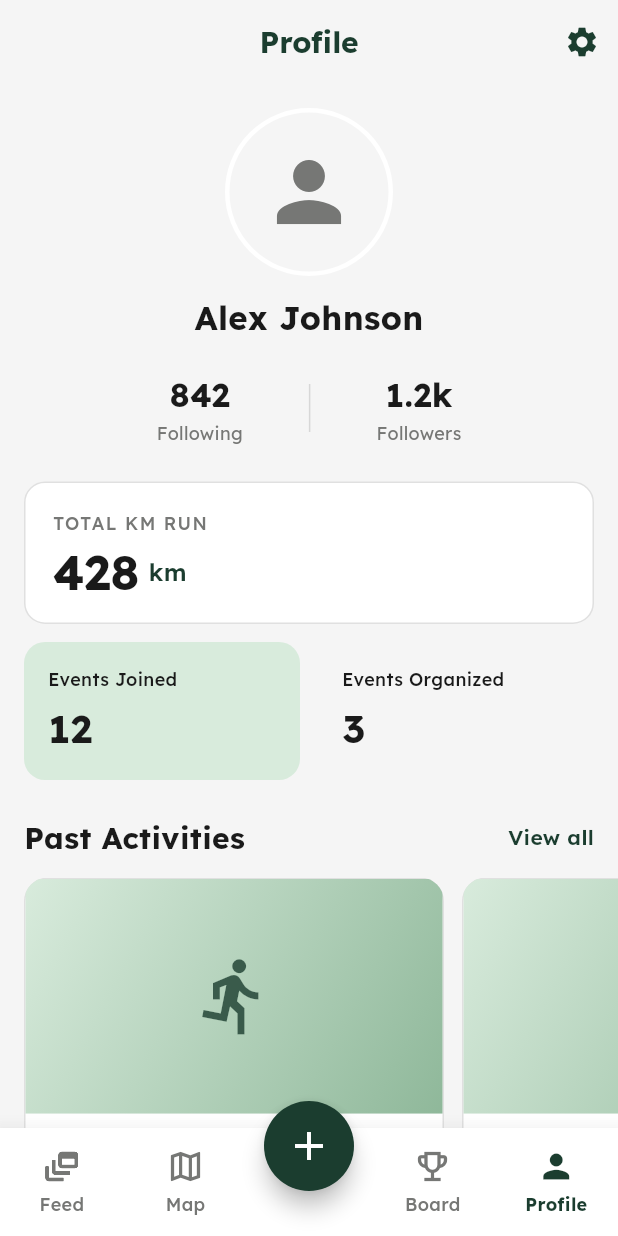
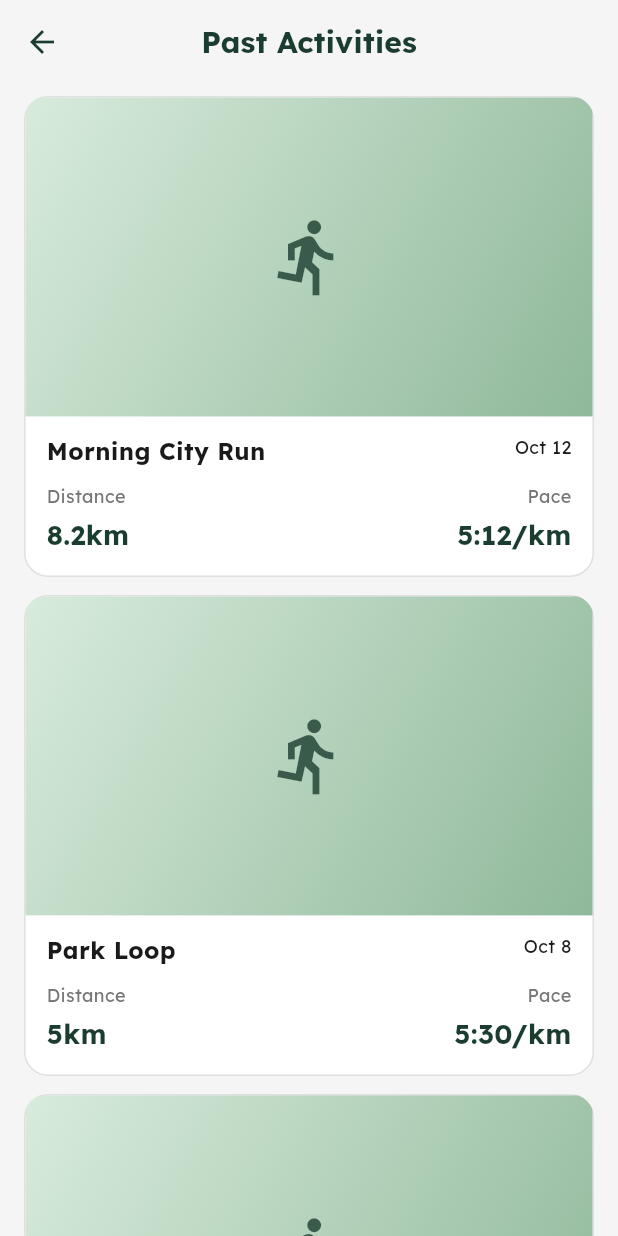
Before and after one commit to SivaramNalliboyana/RunConnect, a Flutter app: the ProfilePage screen opened by its route, after a tap on "View all", on a phone screen of 412 x 824 dp. Run offline on Flutter 3.47's test engine with Material 3 defaults, Android fonts, the light colour scheme and no system bars; our stand-ins replace flutter_bloc, flutter_dotenv, go_router, image_picker, supabase_flutter; accounts and stored records are empty.

Commit message:
view past activites

```diff
--- a/lib/core/router/app_router.dart
+++ b/lib/core/router/app_router.dart
@@ -9,6 +9,7 @@ import 'package:runconnect/features/event/presentation/pages/create_event_page.d
 import 'package:runconnect/features/feed/presentation/pages/feed_page.dart';
 import 'package:runconnect/features/map/presentation/pages/map_page.dart';
 import 'package:runconnect/features/profile/presentation/pages/follow_list_page.dart';
+import 'package:runconnect/features/profile/presentation/pages/past_activities_page.dart';
 import 'package:runconnect/features/profile/presentation/pages/profile_page.dart';
 
 final _rootNavigatorKey = GlobalKey<NavigatorState>();
@@ -45,6 +46,11 @@ final appRouter = GoRouter(
       parentNavigatorKey: _rootNavigatorKey,
       builder: (context, state) =>
           const FollowListPage(mode: FollowListMode.followers),
+    ),
+    GoRoute(
+      path: '/profile/past-activities',
+      parentNavigatorKey: _rootNavigatorKey,
+      builder: (context, state) => const PastActivitiesPage(),
     ),
     StatefulShellRoute.indexedStack(
       builder: (context, state, navigationShell) =>
--- /dev/null
+++ b/lib/features/profile/presentation/pages/past_activities_page.dart
@@ -0,0 +1,101 @@
+import 'package:flutter/material.dart';
+import 'package:go_router/go_router.dart';
+import 'package:runconnect/core/theme/app_colors.dart';
+import 'package:runconnect/features/profile/domain/entities/past_activity.dart';
+import 'package:runconnect/features/profile/presentation/widgets/past_activity_card.dart';
+
+class PastActivitiesPage extends StatelessWidget {
+  const PastActivitiesPage({super.key});
+
+  @override
+  Widget build(BuildContext context) {
+    return Scaffold(
+      backgroundColor: AppColors.surfaceVariant,
+      appBar: AppBar(
+        backgroundColor: AppColors.surfaceVariant,
+        elevation: 0,
+        centerTitle: true,
+        leading: IconButton(
+          icon: const Icon(Icons.arrow_back, color: AppColors.primary),
+          onPressed: () => context.pop(),
+        ),
+        title: const Text(
+          'Past Activities',
+          style: TextStyle(
+            color: AppColors.primary,
+            fontWeight: FontWeight.w700,
+            fontSize: 20,
+          ),
+        ),
+      ),
+      body: SafeArea(
+        child: ListView.separated(
+          padding: const EdgeInsets.fromLTRB(16, 8, 16, 24),
+          itemCount: _mockActivities.length,
+          separatorBuilder: (_, __) => const SizedBox(height: 12),
+          itemBuilder: (_, i) =>
+              PastActivityCard(activity: _mockActivities[i]),
+        ),
+      ),
+    );
+  }
+}
+
+final _mockActivities = <PastActivity>[
+  PastActivity(
+    id: '1',
+    title: 'Morning City Run',
+    date: DateTime(2025, 10, 12),
+    distanceKm: 8.2,
+    paceSecondsPerKm: 312,
+  ),
+  PastActivity(
+    id: '2',
+    title: 'Park Loop',
+    date: DateTime(2025, 10, 8),
+    distanceKm: 5.0,
+    paceSecondsPerKm: 330,
+  ),
+  PastActivity(
+    id: '3',
+    title: 'Riverside Long Run',
+    date: DateTime(2025, 10, 3),
+    distanceKm: 12.5,
+    paceSecondsPerKm: 348,
+  ),
+  PastActivity(
+    id: '4',
+    title: 'Hill Repeats',
+    date: DateTime(2025, 9, 28),
+    distanceKm: 6.4,
+    paceSecondsPerKm: 295,
+  ),
+  PastActivity(
+    id: '5',
+    title: 'Easy Recovery',
+    date: DateTime(2025, 9, 24),
+    distanceKm: 4.0,
+    paceSecondsPerKm: 372,
+  ),
+  PastActivity(
+    id: '6',
+    title: 'Tempo Run',
+    date: DateTime(2025, 9, 20),
+    distanceKm: 9.1,
+    paceSecondsPerKm: 270,
+  ),
+  PastActivity(
+    id: '7',
+    title: 'Sunday Trail',
+    date: DateTime(2025, 9, 15),
+    distanceKm: 14.2,
+    paceSecondsPerKm: 360,
+  ),
+  PastActivity(
+    id: '8',
+    title: 'Evening Jog',
+    date: DateTime(2025, 9, 10),
+    distanceKm: 5.5,
+    paceSecondsPerKm: 340,
+  ),
+];
--- a/lib/features/profile/presentation/pages/profile_page.dart
+++ b/lib/features/profile/presentation/pages/profile_page.dart
@@ -118,7 +118,7 @@ class ProfilePage extends StatelessWidget {
                       ),
                     ),
                     GestureDetector(
-                      onTap: () {},
+                      onTap: () => context.push('/profile/past-activities'),
                       child: const Text(
                         'View all',
                         style: TextStyle(
@@ -140,7 +140,10 @@ class ProfilePage extends StatelessWidget {
                   children: [
                     for (var i = 0; i < _mockActivities.length; i++) ...[
                       if (i > 0) const SizedBox(width: 12),
-                      PastActivityCard(activity: _mockActivities[i]),
+                      SizedBox(
+                        width: 280,
+                        child: PastActivityCard(activity: _mockActivities[i]),
+                      ),
                     ],
                   ],
                 ),
--- a/lib/features/profile/presentation/widgets/past_activity_card.dart
+++ b/lib/features/profile/presentation/widgets/past_activity_card.dart
@@ -22,7 +22,6 @@ class PastActivityCard extends StatelessWidget {
   @override
   Widget build(BuildContext context) {
     return Container(
-      width: 280,
       decoration: BoxDecoration(
         color: AppColors.surface,
         borderRadius: BorderRadius.circular(16),
```
